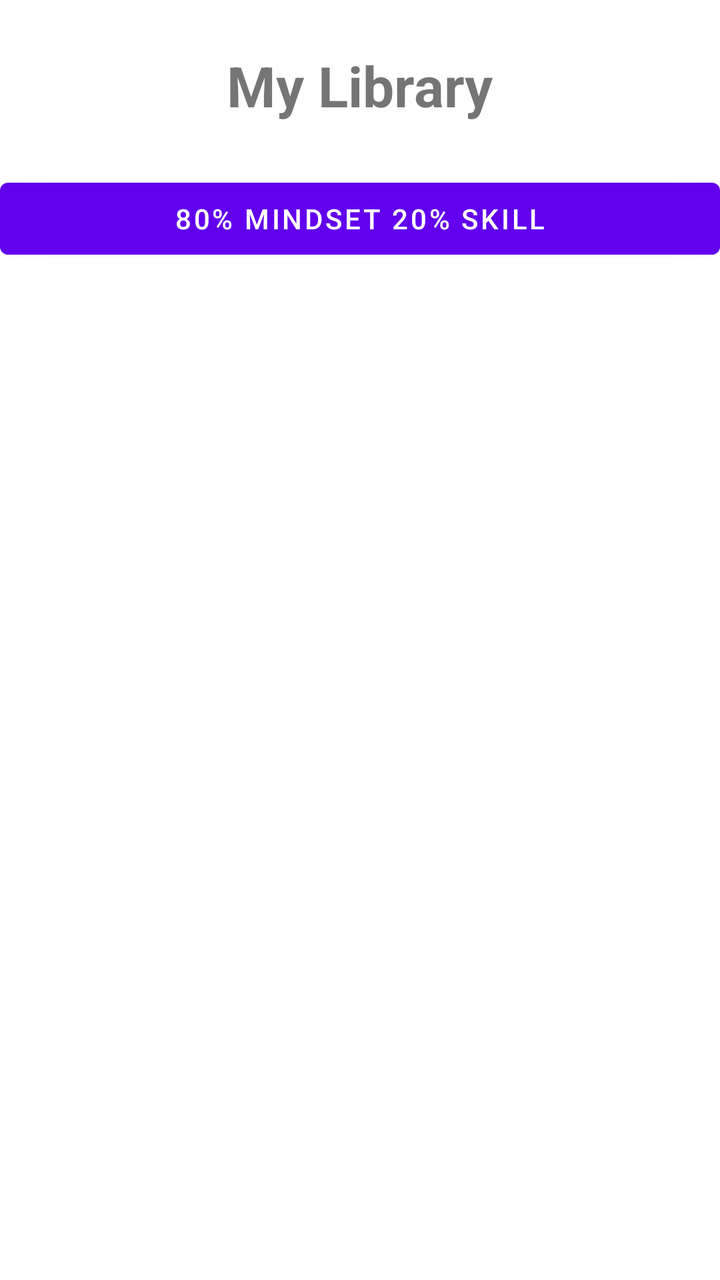
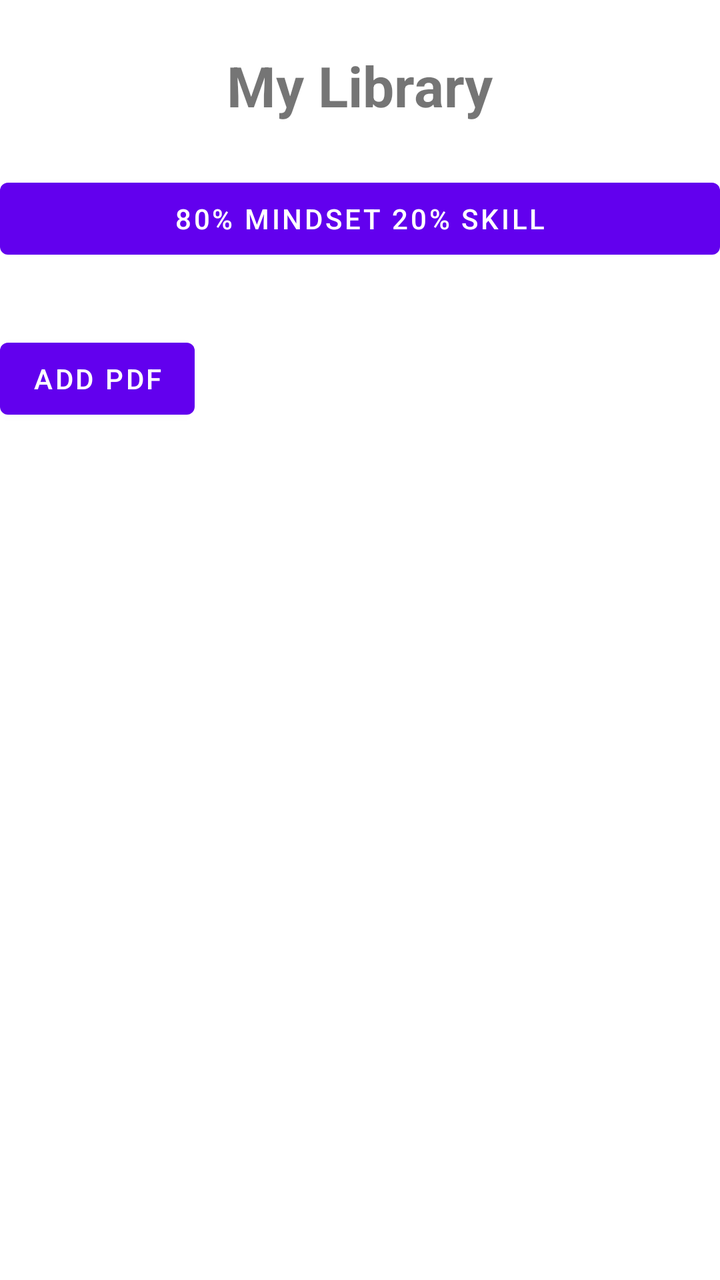

Compare the two renders of this Android layout. The source of the first and the diff that turns it into the second are given below.
<!-- AndroidManifest.xml: application theme Theme.MindsetReader -->
<!-- res/layout/activity_library.xml -->
<?xml version="1.0" encoding="utf-8"?>
<LinearLayout xmlns:android="http://schemas.android.com/apk/res/android"
    android:orientation="vertical"
    android:layout_width="match_parent"
    android:layout_height="match_parent">

    <TextView
        android:layout_width="wrap_content"
        android:layout_height="wrap_content"
        android:text="@string/library_title"
        android:textSize="28sp"
        android:textStyle="bold"
        android:layout_gravity="center_horizontal"
        android:layout_marginTop="24dp" />

    <Button
        android:id="@+id/mindsetBookButton"
        android:layout_width="match_parent"
        android:layout_height="wrap_content"
        android:layout_marginTop="24dp"
        android:text="@string/book_title" />

</LinearLayout>
<!-- resources referenced by this layout -->
<resources>
  <string name="book_title">80% Mindset 20% Skill</string>
  <string name="library_title">My Library</string>
  <style name="Theme.MindsetReader" parent="Theme.MaterialComponents.DayNight.DarkActionBar">
          
          <item name="colorPrimary">@color/purple_500</item>
          <item name="colorPrimaryVariant">@color/purple_700</item>
          <item name="colorOnPrimary">@color/white</item>
          
          <item name="colorSecondary">@color/teal_200</item>
          <item name="colorSecondaryVariant">@color/teal_700</item>
          <item name="colorOnSecondary">@color/black</item>
          
          <item name="android:statusBarColor">?attr/colorPrimaryVariant</item>
          
      </style>
  <color name="purple_500">#FF6200EE</color>
  <color name="purple_700">#FF3700B3</color>
  <color name="white">#FFFFFFFF</color>
  <color name="teal_200">#FF03DAC5</color>
  <color name="teal_700">#FF018786</color>
  <color name="black">#FF000000</color>
</resources>

<!-- the commit's change to res/layout/activity_library.xml (unified diff, before → after) -->
@@ -20,4 +20,18 @@
         android:layout_marginTop="24dp"
         android:text="@string/book_title" />
 
+    <LinearLayout
+        android:id="@+id/pdfLibraryContainer"
+        android:layout_width="match_parent"
+        android:layout_height="wrap_content"
+        android:orientation="vertical"
+        android:layout_marginTop="16dp" />
+
+    <Button
+        android:id="@+id/addPdfButton"
+        android:layout_width="wrap_content"
+        android:layout_height="wrap_content"
+        android:layout_marginTop="16dp"
+        android:text="@string/add_pdf" />
+
 </LinearLayout>
<!-- resource entries referenced after the edit -->
@@ -1,5 +1,6 @@
 <!-- resources referenced by this layout -->
 <resources>
+  <string name="add_pdf">Add PDF</string>
   <string name="book_title">80% Mindset 20% Skill</string>
   <string name="library_title">My Library</string>
   <style name="Theme.MindsetReader" parent="Theme.MaterialComponents.DayNight.DarkActionBar">
